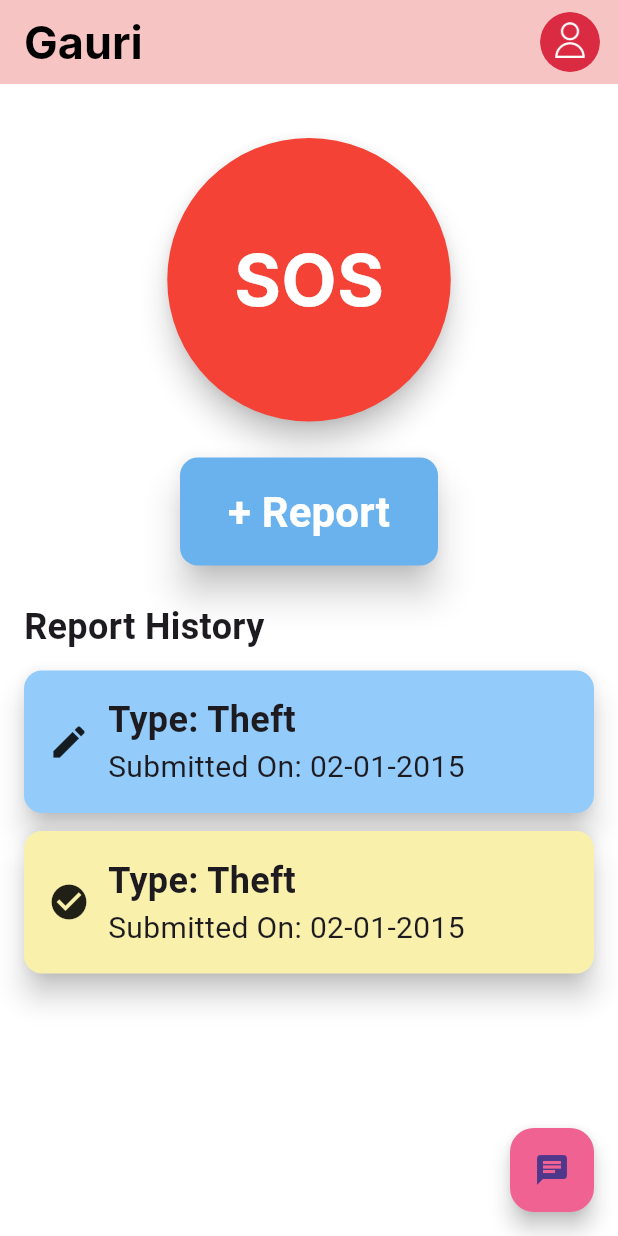
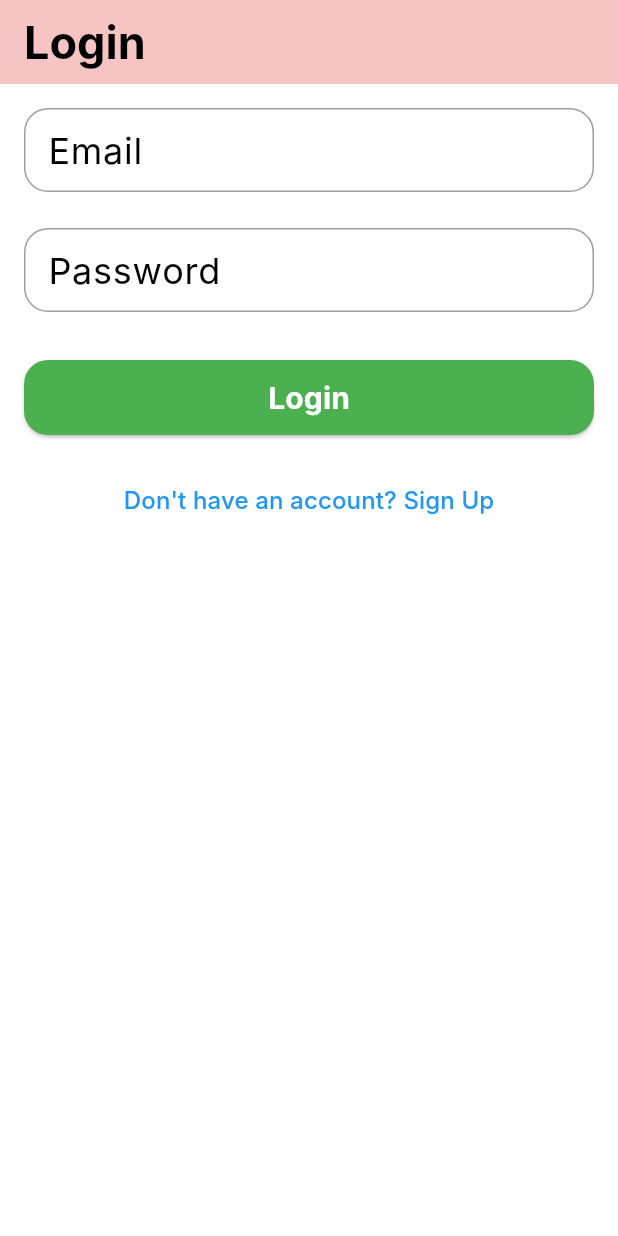
Before and after one commit to duckchickfila/campus-security, a Flutter app: the screen it shows after launch, on a phone screen of 412 x 824 dp. Run offline on Flutter 3.47's test engine with Material 3 defaults, Android fonts, the phone set to English and light mode, and no system bars; our stand-ins replace camera, geolocator, permission_handler, supabase_flutter; accounts and stored records are empty; Roboto replaces fonts that are missing (Inter).

Commit message:
second major commit

```diff
--- a/lib/demo_page.dart
+++ b/lib/demo_page.dart
@@ -1,6 +1,7 @@
 import 'package:flutter/material.dart';
 import 'package:permission_handler/permission_handler.dart';
 import 'recording_screen.dart';
+import 'custom_appbar.dart';
 
 class Demopage1 extends StatefulWidget {
   const Demopage1({super.key});
@@ -56,38 +57,7 @@ class _DemopageState extends State<Demopage1> {
   Widget build(BuildContext context) {
     return Scaffold(
       backgroundColor: Colors.white,
-      appBar: AppBar(
-        backgroundColor: const Color.fromARGB(255, 247, 196, 196),
-        title: const Text(
-          'Gauri',
-          style: TextStyle(
-            fontFamily: 'Inter',
-            color: Colors.black,
-            fontSize: 30,
-            fontWeight: FontWeight.bold,
-          ),
-        ),
-        actions: [
-        Padding(
-          padding: const EdgeInsets.only(right: 8.0),
-          child: FloatingActionButton.small(
-            onPressed: () {
-            print('pressed');
-            },
-            backgroundColor: Colors.transparent, // remove FAB background
-            elevation: 0,                         // remove shadow
-            child: ClipOval(
-              child: Image.asset(
-                'lib/assets/images/circle.png',
-                width: 40,
-                height: 40,
-                fit: BoxFit.cover,
-              ),
-            ),
-          ),
-        ),
-      ],
-      ),
+      appBar: const CustomAppBar(),
       body:
        Padding(
         padding: const EdgeInsets.all(16.0),
@@ -99,31 +69,23 @@ class _DemopageState extends State<Demopage1> {
             Center(
               child: ElevatedButton(
                 onPressed: () async {
-                  // Check if permissions are already granted
-                  if (await Permission.camera.isGranted && await Permission.microphone.isGranted) {
-                    // Go straight to recording screen
-                    Navigator.push(
-                      context,
-                      MaterialPageRoute(builder: (_) => const RecordingScreen()),
-                    );
-                  } else {
-                    // Request permissions only if not granted
                   final statuses = await [
                     Permission.camera,
                     Permission.microphone,
+                    Permission.location,
                   ].request();
 
                   if (statuses[Permission.camera]!.isGranted &&
-                        statuses[Permission.microphone]!.isGranted) {
+                      statuses[Permission.microphone]!.isGranted &&
+                      statuses[Permission.location]!.isGranted) {
                     Navigator.push(
                       context,
                       MaterialPageRoute(builder: (_) => const RecordingScreen()),
                     );
                   } else {
                     ScaffoldMessenger.of(context).showSnackBar(
-                        const SnackBar(content: Text('Camera & mic permissions required')),
+                      const SnackBar(content: Text('Camera, mic & location permissions required')),
                     );
-                    }
                   }
                 },
                 style: ElevatedButton.styleFrom(
--- /dev/null
+++ b/lib/login_page.dart
@@ -0,0 +1,206 @@
+import 'package:flutter/material.dart';
+import 'package:supabase_flutter/supabase_flutter.dart';
+import 'package:demo_app/demo_page.dart';
+
+class LoginPage extends StatefulWidget {
+  const LoginPage({super.key});
+
+  @override
+  State<LoginPage> createState() => _LoginPageState();
+}
+
+class _LoginPageState extends State<LoginPage> {
+  final _formKey = GlobalKey<FormState>();
+  final _emailController = TextEditingController();
+  final _passwordController = TextEditingController();
+
+  bool _isLoading = false;
+  bool _isLogin = true; // ✅ toggle between login and signup
+
+  SupabaseClient get _supabase => Supabase.instance.client;
+
+  @override
+  void dispose() {
+    _emailController.dispose();
+    _passwordController.dispose();
+    super.dispose();
+  }
+
+  Future<void> _authenticate() async {
+    if (!_formKey.currentState!.validate()) return;
+
+    setState(() => _isLoading = true);
+
+    try {
+      if (_isLogin) {
+        // ✅ Login
+        final response = await _supabase.auth.signInWithPassword(
+          email: _emailController.text.trim(),
+          password: _passwordController.text.trim(),
+        );
+
+        if (response.user != null) {
+          if (mounted) {
+            ScaffoldMessenger.of(context).showSnackBar(
+              const SnackBar(content: Text('Login successful')),
+            );
+            Navigator.pushReplacement(
+              context,
+              MaterialPageRoute(builder: (context) => const Demopage1()),
+            );
+          }
+        }
+      } else {
+        // ✅ Sign Up
+        final response = await _supabase.auth.signUp(
+          email: _emailController.text.trim(),
+          password: _passwordController.text.trim(),
+        );
+
+        if (response.user != null) {
+          if (mounted) {
+            ScaffoldMessenger.of(context).showSnackBar(
+              const SnackBar(content: Text('Account created! Please log in.')),
+            );
+            setState(() => _isLogin = true); // switch to login mode
+          }
+        }
+      }
+    } catch (e) {
+      final errorMessage = e.toString();
+      if (errorMessage.contains('email_not_confirmed')) {
+        ScaffoldMessenger.of(context).showSnackBar(
+          const SnackBar(content: Text('Please confirm your email before logging in')),
+        );
+      } else {
+        ScaffoldMessenger.of(context).showSnackBar(
+          SnackBar(content: Text('Auth failed: $e')),
+        );
+      }
+    } finally {
+      if (mounted) setState(() => _isLoading = false);
+    }
+  }
+
+  @override
+  Widget build(BuildContext context) {
+    return Scaffold(
+      backgroundColor: Colors.white,
+      appBar: AppBar(
+        backgroundColor: const Color.fromARGB(255, 247, 196, 196),
+        title: Text(
+          _isLogin ? 'Login' : 'Sign Up',
+          style: const TextStyle(
+            fontFamily: 'Inter',
+            color: Colors.black,
+            fontSize: 30,
+            fontWeight: FontWeight.bold,
+          ),
+        ),
+      ),
+      body: SafeArea(
+        child: SingleChildScrollView(
+          padding: const EdgeInsets.all(16),
+          child: Form(
+            key: _formKey,
+            child: Column(
+              children: [
+                _buildTextField(_emailController, 'Email',
+                    keyboardType: TextInputType.emailAddress),
+                const SizedBox(height: 24),
+                _buildTextField(_passwordController, 'Password',
+                    obscureText: true),
+                const SizedBox(height: 32),
+                SizedBox(
+                  width: double.infinity,
+                  height: 50,
+                  child: ElevatedButton(
+                    onPressed: _isLoading ? null : _authenticate,
+                    style: ElevatedButton.styleFrom(
+                      backgroundColor: Colors.green,
+                      shape: RoundedRectangleBorder(
+                        borderRadius: BorderRadius.circular(16),
+                      ),
+                    ),
+                    child: _isLoading
+                        ? const CircularProgressIndicator(
+                            valueColor: AlwaysStoppedAnimation(Colors.white),
+                          )
+                        : Text(
+                            _isLogin ? 'Login' : 'Sign Up',
+                            style: const TextStyle(
+                              fontSize: 20,
+                              fontWeight: FontWeight.bold,
+                              fontFamily: 'Inter',
+                              color: Colors.white,
+                            ),
+                          ),
+                  ),
+                ),
+                const SizedBox(height: 20),
+                // ✅ Toggle between Login and Sign Up
+                TextButton(
+                  onPressed: () {
+                    setState(() => _isLogin = !_isLogin);
+                  },
+                  child: Text(
+                    _isLogin
+                        ? "Don't have an account? Sign Up"
+                        : "Already have an account? Login",
+                    style: const TextStyle(
+                      fontSize: 16,
+                      fontFamily: 'Inter',
+                      color: Colors.blue,
+                    ),
+                  ),
+                ),
+              ],
+            ),
+          ),
+        ),
+      ),
+    );
+  }
+
+  Widget _buildTextField(TextEditingController controller, String label,
+      {TextInputType keyboardType = TextInputType.text,
+      bool obscureText = false}) {
+    return TextFormField(
+      controller: controller,
+      keyboardType: keyboardType,
+      obscureText: obscureText,
+      decoration: InputDecoration(
+        labelText: label,
+        labelStyle: const TextStyle(
+          fontSize: 24,
+          fontFamily: 'Inter',
+          color: Colors.black,
+        ),
+        border: OutlineInputBorder(
+          borderRadius: BorderRadius.circular(16),
+        ),
+        enabledBorder: OutlineInputBorder(
+          borderRadius: BorderRadius.circular(16),
+          borderSide: const BorderSide(color: Colors.grey),
+        ),
+        focusedBorder: OutlineInputBorder(
+          borderRadius: BorderRadius.circular(16),
+          borderSide: const BorderSide(color: Colors.green, width: 2),
+        ),
+      ),
+      validator: (v) {
+        if (v == null || v.trim().isEmpty) {
+          return 'Required';
+        }
+        if (label == 'Email' &&
+            !RegExp(r'^[^@]+@[^@]+\.[^@]+').hasMatch(v.trim())) {
+          return 'Enter a valid email';
+        }
+        if (label == 'Password' && v.trim().length < 6) {
+          return 'Password must be at least 6 characters';
+        }
+        return null;
+      },
+    );
+  }
+}
--- a/lib/main.dart
+++ b/lib/main.dart
@@ -1,5 +1,6 @@
-import 'package:flutter/material.dart'; // generated by flutterfire configure
-import 'package:demo_app/demo_page.dart'; // your demo page
+import 'package:flutter/material.dart';
+import 'package:demo_app/demo_page.dart'; // your main screen
+import 'package:demo_app/login_page.dart'; // ✅ your login page
 import 'package:supabase_flutter/supabase_flutter.dart';
 
 Future<void> main() async {
@@ -18,9 +19,12 @@ class MyApp extends StatelessWidget {
 
   @override
   Widget build(BuildContext context) {
-    return const MaterialApp(
+    final session = Supabase.instance.client.auth.currentSession;
+
+    return MaterialApp(
       debugShowCheckedModeBanner: false,
-      home: Demopage1(),
+      // ✅ If no session, show LoginPage; else show Demopage1
+      home: session == null ? const LoginPage() : const Demopage1(),
     );
   }
 }
--- a/pubspec.yaml
+++ b/pubspec.yaml
@@ -42,7 +42,7 @@ dev_dependencies:
   permission_handler: ^11.0.1
   path_provider: ^2.1.2
   supabase_flutter: ^2.0.0
-
+  geolocator: ^11.0.0
 
 
   # The "flutter_lints" package below contains a set of recommended lints to
```
Also changed, not shown: lib/custom_appbar.dart (added, +112 -0 lines), lib/recording_screen.dart (+52 -15 lines), lib/student_form_page.dart (added, +282 -0 lines), pubspec.lock, 4 other files. Lines whose indentation alone changed are shown as unchanged.
